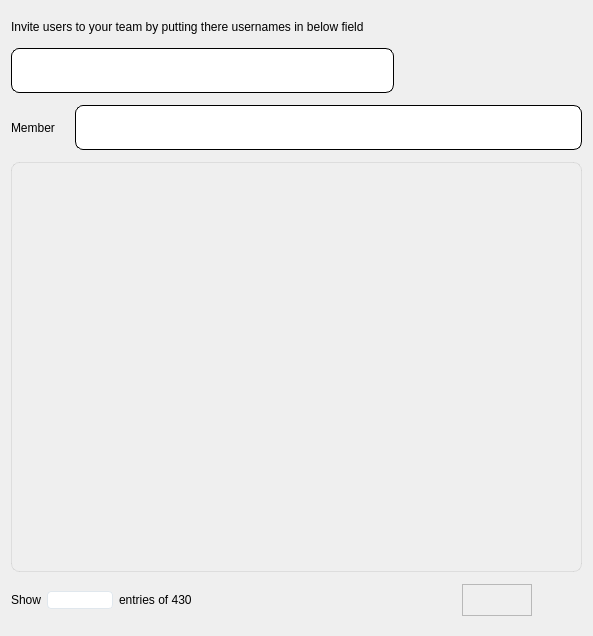
First picture: the form in widget/Setting/WInvitePage.ui, repository yechaoGitHub/AI, before the edit.
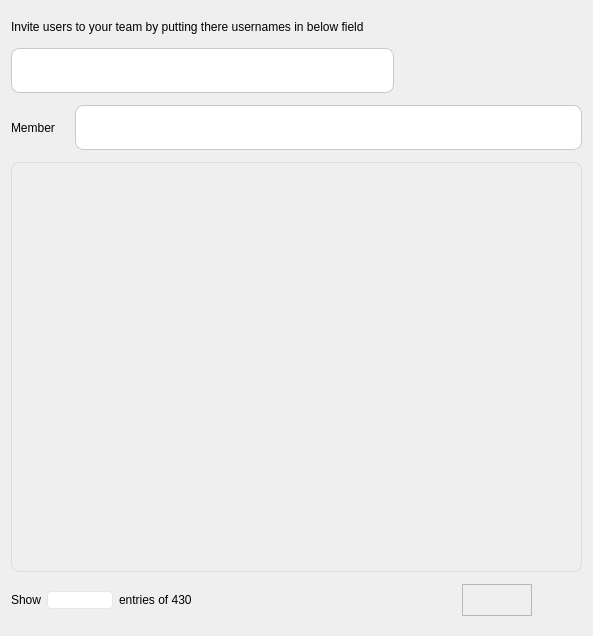
Second picture: the form after the edit. Icons and pictures are not drawn.

The edit to the form file:
```diff
--- a/widget/Setting/WInvitePage.ui
+++ b/widget/Setting/WInvitePage.ui
@@ -32,7 +32,7 @@
 }
 
 QFrame#frame_1,#frame_2{
-	border:1px solid #000000;
+	border:1px solid #c9c9c9;
 	border-radius:8px;
 	background-color: rgb(255, 255, 255);
 }
```
